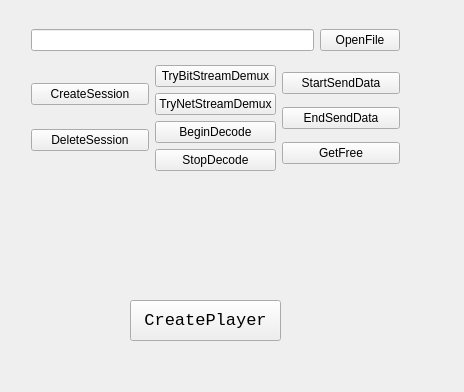
Old version of the form src/TestDecoder/TestDecoder.ui in the repository Bian-Sh/StreamDecoder4dotNet.
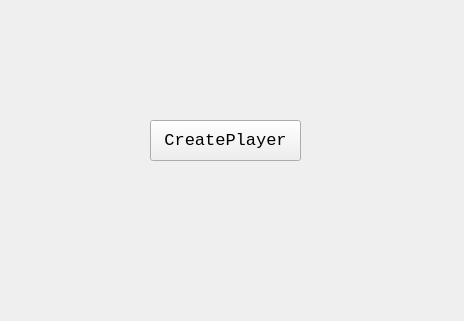
New version of the form.

What changed in the file:
```diff
--- a/src/TestDecoder/TestDecoder.ui
+++ b/src/TestDecoder/TestDecoder.ui
@@ -7,7 +7,7 @@
     <x>0</x>
     <y>0</y>
     <width>464</width>
-    <height>392</height>
+    <height>321</height>
    </rect>
   </property>
   <property name="windowTitle">
@@ -16,8 +16,8 @@
   <widget class="QPushButton" name="CreatePlayer">
    <property name="geometry">
     <rect>
-     <x>130</x>
-     <y>300</y>
+     <x>150</x>
+     <y>120</y>
      <width>151</width>
      <height>41</height>
     </rect>
@@ -36,111 +36,6 @@
     <string>CreatePlayer</string>
    </property>
   </widget>
-  <widget class="QWidget" name="layoutWidget">
-   <property name="geometry">
-    <rect>
-     <x>20</x>
-     <y>10</y>
-     <width>391</width>
-     <height>181</height>
-    </rect>
-   </property>
-   <layout class="QVBoxLayout" name="Player1Control">
-    <item>
-     <layout class="QHBoxLayout" name="horizontalLayout">
-      <item>
-       <widget class="QLineEdit" name="filePath"/>
-      </item>
-      <item>
-       <widget class="QPushButton" name="OpenFile">
-        <property name="text">
-         <string>OpenFile</string>
-        </property>
-       </widget>
-      </item>
-     </layout>
-    </item>
-    <item>
-     <layout class="QHBoxLayout" name="horizontalLayout_2">
-      <item>
-       <layout class="QVBoxLayout" name="verticalLayout">
-        <item>
-         <widget class="QPushButton" name="CreateSession">
-          <property name="text">
-           <string>CreateSession</string>
-          </property>
-         </widget>
-        </item>
-        <item>
-         <widget class="QPushButton" name="DeleteSession">
-          <property name="text">
-           <string>DeleteSession</string>
-          </property>
-         </widget>
-        </item>
-       </layout>
-      </item>
-      <item>
-       <layout class="QVBoxLayout" name="verticalLayout_2">
-        <item>
-         <widget class="QPushButton" name="TryBitStreamDemux">
-          <property name="text">
-           <string>TryBitStreamDemux</string>
-          </property>
-         </widget>
-        </item>
-        <item>
-         <widget class="QPushButton" name="TryNetStreamDemux">
-          <property name="text">
-           <string>TryNetStreamDemux</string>
-          </property>
-         </widget>
-        </item>
-        <item>
-         <widget class="QPushButton" name="BeginDecode">
-          <property name="text">
-           <string>BeginDecode</string>
-          </property>
-         </widget>
-        </item>
-        <item>
-         <widget class="QPushButton" name="StopDecode">
-          <property name="text">
-           <string>StopDecode</string>
-          </property>
-         </widget>
-        </item>
-       </layout>
-      </item>
-      <item>
-       <layout class="QVBoxLayout" name="verticalLayout_3">
-        <item>
-         <widget class="QPushButton" name="StartSendData">
-          <property name="text">
-           <string>StartSendData</string>
-          </property>
-         </widget>
-        </item>
-        <item>
-         <widget class="QPushButton" name="EndSendData">
-          <property name="text">
-           <string>EndSendData</string>
-          </property>
-         </widget>
-        </item>
-        <item>
-         <widget class="QPushButton" name="GetFree">
-          <property name="text">
-           <string>GetFree</string>
-          </property>
-         </widget>
-        </item>
-       </layout>
-      </item>
-     </layout>
-    </item>
-   </layout>
-  </widget>
  </widget>
  <layoutdefault spacing="6" margin="11"/>
  <resources>
```
